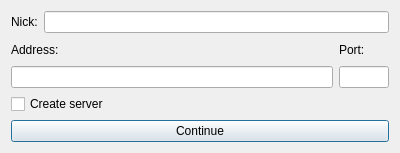
First picture: the form in forms/mode_chooser.ui, repository Hadenir/hadcom, before the edit.
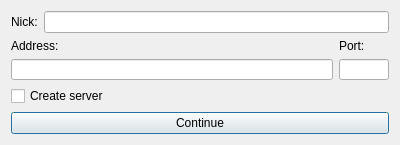
Second picture: the form after the edit.

Commit message: Change size behavior of ModeChooser window

Patch:
```diff
--- a/forms/mode_chooser.ui
+++ b/forms/mode_chooser.ui
@@ -10,19 +10,19 @@
     <x>0</x>
     <y>0</y>
     <width>400</width>
-    <height>153</height>
+    <height>145</height>
    </rect>
   </property>
   <property name="minimumSize">
    <size>
     <width>400</width>
-    <height>153</height>
+    <height>145</height>
    </size>
   </property>
   <property name="maximumSize">
    <size>
-    <width>400</width>
-    <height>153</height>
+    <width>16777215</width>
+    <height>145</height>
    </size>
   </property>
   <property name="windowTitle">
@@ -54,10 +54,18 @@
     </layout>
    </item>
    <item>
-    <layout class="QHBoxLayout" name="addressLayout">
-     <item>
-      <layout class="QVBoxLayout" name="leftLayout">
-       <item>
+    <layout class="QGridLayout" name="addressLayut">
+     <item row="0" column="1">
+      <widget class="QLabel" name="portLabel">
+       <property name="text">
+        <string>Port:</string>
+       </property>
+       <property name="buddy">
+        <cstring>portInput</cstring>
+       </property>
+      </widget>
+     </item>
+     <item row="0" column="0">
         <widget class="QLabel" name="addressLabel">
          <property name="text">
           <string>Address:</string>
@@ -67,24 +75,10 @@
          </property>
         </widget>
        </item>
-       <item>
+     <item row="1" column="0">
         <widget class="QLineEdit" name="addressInput"/>
        </item>
-      </layout>
-     </item>
-     <item>
-      <layout class="QVBoxLayout" name="rightLayout">
-       <item>
-        <widget class="QLabel" name="portLabel">
-         <property name="text">
-          <string>Port:</string>
-         </property>
-         <property name="buddy">
-          <cstring>portInput</cstring>
-         </property>
-        </widget>
-       </item>
-       <item>
+     <item row="1" column="1">
         <widget class="QLineEdit" name="portInput">
          <property name="sizePolicy">
           <sizepolicy hsizetype="Fixed" vsizetype="Fixed">
@@ -102,8 +96,6 @@
        </item>
       </layout>
      </item>
-    </layout>
-   </item>
    <item>
     <widget class="QCheckBox" name="serverCheckbox">
      <property name="text">
@@ -111,6 +103,19 @@
      </property>
     </widget>
    </item>
+   <item>
+    <spacer name="verticalSpacer">
+     <property name="orientation">
+      <enum>Qt::Vertical</enum>
+     </property>
+     <property name="sizeHint" stdset="0">
+      <size>
+       <width>20</width>
+       <height>40</height>
+      </size>
+     </property>
+    </spacer>
+   </item>
    <item>
     <widget class="QPushButton" name="continueButton">
      <property name="text">
```
Left out of the diff: 4 changed lines with no effect on the pictures. Lines whose indentation alone changed are shown as unchanged.
